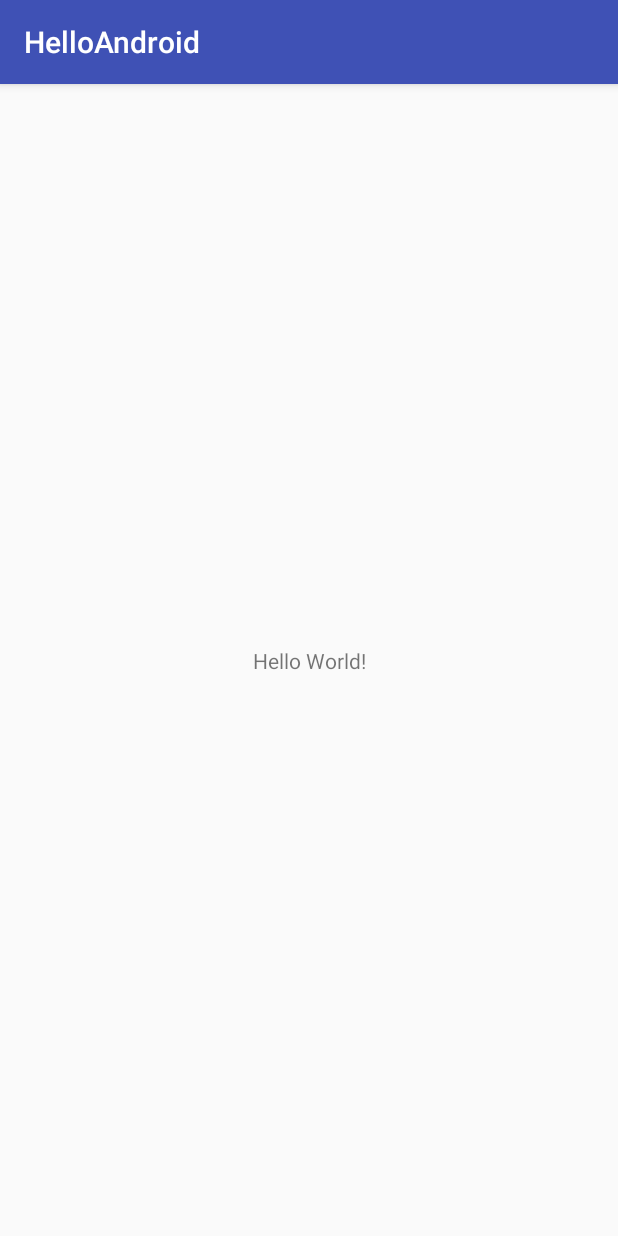
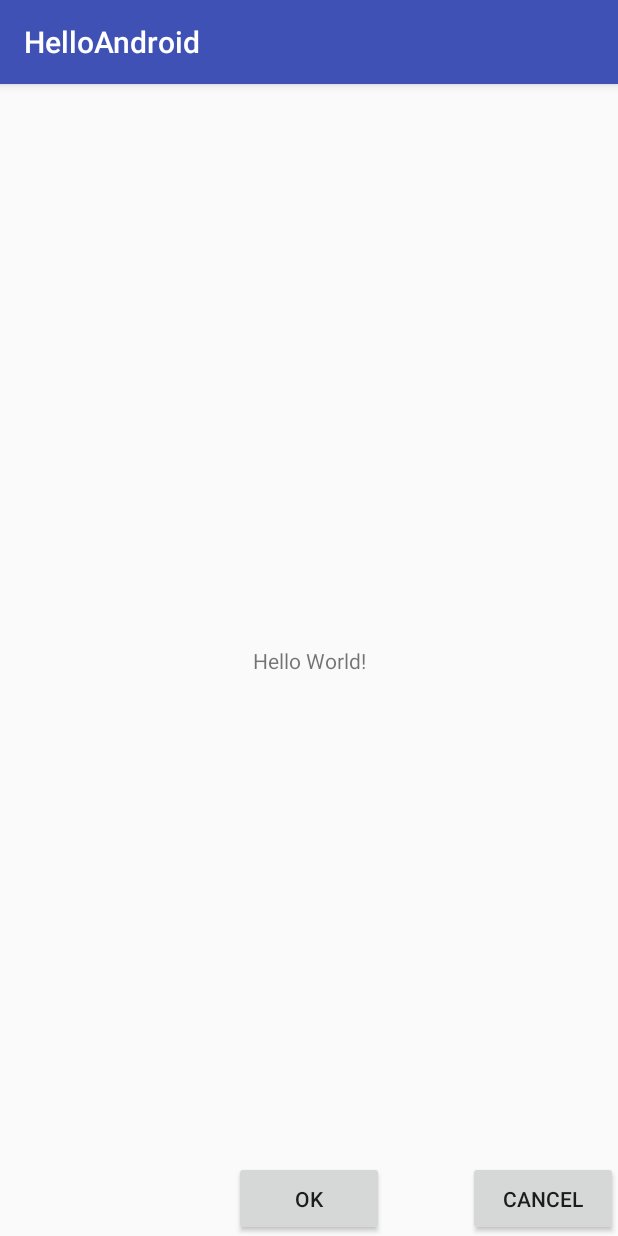
Before and after one commit to pacificist-hp/HelloAndroid, an Android app: the screen it shows after launch (MainActivity), on a phone screen of 412 x 824 dp. Run offline under Robolectric (Android 15) with nearby library versions, the phone set to English and light mode, and no system bars.

Commit message:
add aspectj code

```diff
--- a/app/build.gradle
+++ b/app/build.gradle
@@ -1,4 +1,5 @@
 apply plugin: 'com.android.application'
+apply plugin: 'com.uphyca.android-aspectj'
 
 android {
     compileSdkVersion 26
--- a/app/src/main/java/com/android/pacificist/helloandroid/MainActivity.java
+++ b/app/src/main/java/com/android/pacificist/helloandroid/MainActivity.java
@@ -2,12 +2,44 @@ package com.android.pacificist.helloandroid;
 
 import android.support.v7.app.AppCompatActivity;
 import android.os.Bundle;
+import android.util.Log;
+import android.view.View;
+import android.widget.Button;
+
+import com.android.pacificist.helloandroid.annotation.AspectAnnotation;
 
 public class MainActivity extends AppCompatActivity {
+
+    private Button mOKView;
+    private Button mCancelView;
 
     @Override
     protected void onCreate(Bundle savedInstanceState) {
         super.onCreate(savedInstanceState);
+
+        track("onCreate enter");
+
         setContentView(R.layout.activity_main);
+        mOKView = findViewById(R.id.id_btn_ok);
+        mCancelView = findViewById(R.id.id_btn_cancel);
+        mOKView.setOnClickListener(new View.OnClickListener() {
+            @Override
+            public void onClick(View view) {
+                Log.d("Aspect", "click OK");
+            }
+        });
+        mCancelView.setOnClickListener(new View.OnClickListener() {
+            @Override
+            public void onClick(View view) {
+                Log.d("Aspect", "click cancel");
+            }
+        });
+
+        track("onCreate quit");
+    }
+
+    @AspectAnnotation
+    private void track(String str) {
+
     }
 }
--- /dev/null
+++ b/app/src/main/java/com/android/pacificist/helloandroid/annotation/AspectAnnotation.java
@@ -0,0 +1,14 @@
+package com.android.pacificist.helloandroid.annotation;
+
+import java.lang.annotation.ElementType;
+import java.lang.annotation.Retention;
+import java.lang.annotation.RetentionPolicy;
+import java.lang.annotation.Target;
+
+/**
+ * Created by pacificist on 2018/8/2.
+ */
+@Retention(RetentionPolicy.RUNTIME)
+@Target(ElementType.METHOD)
+public @interface AspectAnnotation {
+}
--- a/app/src/main/res/layout/activity_main.xml
+++ b/app/src/main/res/layout/activity_main.xml
@@ -7,6 +7,7 @@
     tools:context="com.android.pacificist.helloandroid.MainActivity">
 
     <TextView
+        android:id="@+id/id_text_view"
         android:layout_width="wrap_content"
         android:layout_height="wrap_content"
         android:text="Hello World!"
@@ -15,4 +16,21 @@
         app:layout_constraintRight_toRightOf="parent"
         app:layout_constraintTop_toTopOf="parent" />
 
+    <Button
+        android:id="@+id/id_btn_ok"
+        android:layout_width="100dp"
+        android:layout_height="50dp"
+        android:text="@string/ok"
+        app:layout_constraintBottom_toBottomOf="parent"
+        app:layout_constraintLeft_toLeftOf="parent"
+        app:layout_constraintRight_toRightOf="parent"/>
+
+    <Button
+        android:id="@+id/id_btn_cancel"
+        android:layout_width="100dp"
+        android:layout_height="50dp"
+        android:text="@string/cancel"
+        app:layout_constraintBottom_toBottomOf="parent"
+        app:layout_constraintRight_toRightOf="parent"/>
+
 </android.support.constraint.ConstraintLayout>
--- a/app/src/main/res/values/strings.xml
+++ b/app/src/main/res/values/strings.xml
@@ -1,3 +1,5 @@
 <resources>
     <string name="app_name">HelloAndroid</string>
+    <string name="ok">OK</string>
+    <string name="cancel">Cancel</string>
 </resources>
--- a/build.gradle
+++ b/build.gradle
@@ -8,7 +8,7 @@ buildscript {
     }
     dependencies {
         classpath 'com.android.tools.build:gradle:3.1.3'
-
+        classpath 'com.uphyca.gradle:gradle-android-aspectj-plugin:0.9.14'
 
         // NOTE: Do not place your application dependencies here; they belong
         // in the individual module build.gradle files
```
Also changed, not shown: 3 other files.
